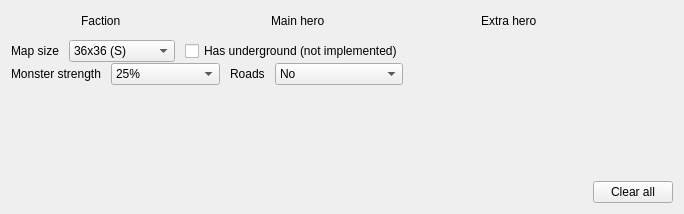
Old version of the form src/App/MapToolUI/TemplateSettingsWidget.ui in the repository mapron/FreeHeroes.
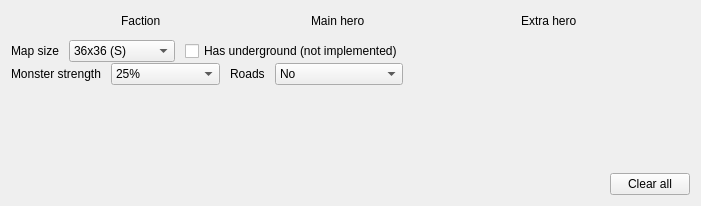
New version of the form. Custom widgets are drawn as their Qt base class.

Diff of the .ui file:
```diff
--- a/src/App/MapToolUI/TemplateSettingsWidget.ui
+++ b/src/App/MapToolUI/TemplateSettingsWidget.ui
@@ -6,8 +6,8 @@
    <rect>
     <x>0</x>
     <y>0</y>
-    <width>684</width>
-    <height>214</height>
+    <width>701</width>
+    <height>206</height>
    </rect>
   </property>
   <property name="windowTitle">
@@ -32,7 +32,7 @@
        </property>
        <property name="sizeHint" stdset="0">
         <size>
-         <width>70</width>
+         <width>110</width>
          <height>20</height>
         </size>
        </property>
```
